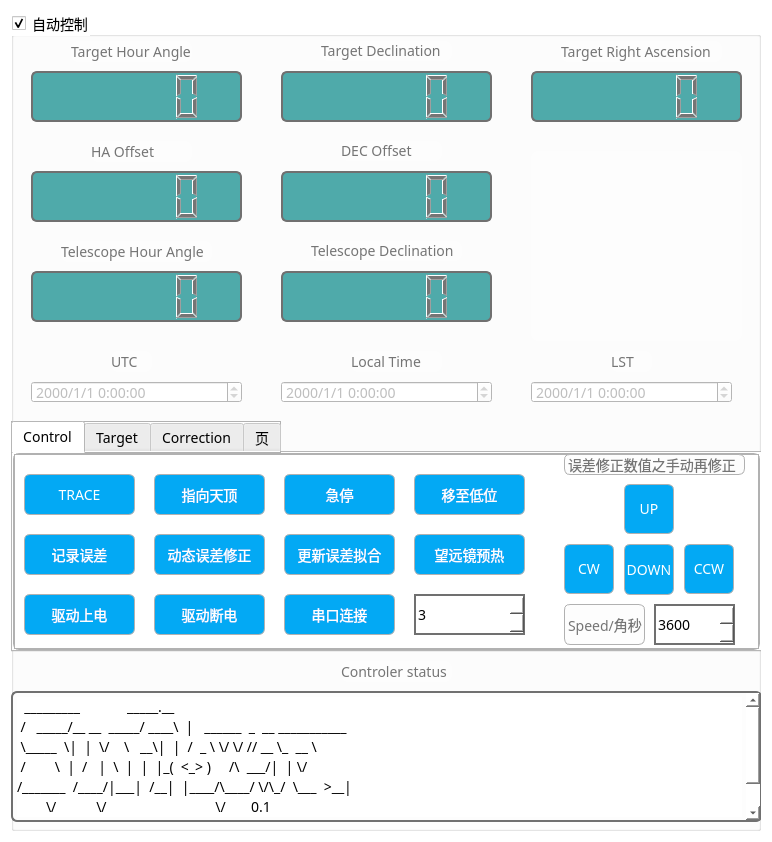
Qt form sunflower/internal/view/window_ui.ui (white3/SunflowerGUI) before a commit.
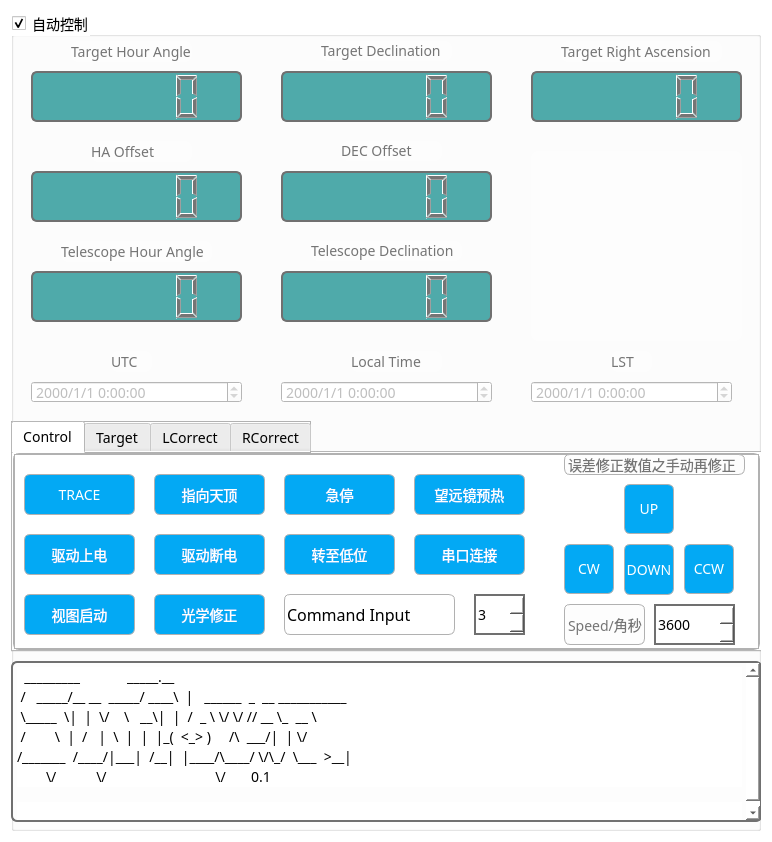
The same form after that commit. The open tabs and pages were chosen to show the change.

```diff
--- a/sunflower/internal/view/window_ui.ui
+++ b/sunflower/internal/view/window_ui.ui
@@ -147,19 +147,6 @@
        </rect>
       </property>
      </widget>
-     <widget class="QLabel" name="statusLabel">
-      <property name="geometry">
-       <rect>
-        <x>330</x>
-        <y>650</y>
-        <width>111</width>
-        <height>21</height>
-       </rect>
-      </property>
-      <property name="text">
-       <string>Controler status</string>
-      </property>
-     </widget>
      <widget class="QLCDNumber" name="raLcdNumber">
       <property name="geometry">
        <rect>
@@ -212,22 +199,6 @@
        <attribute name="title">
         <string>Control</string>
        </attribute>
-       <widget class="QPushButton" name="recordButton">
-        <property name="geometry">
-         <rect>
-          <x>10</x>
-          <y>80</y>
-          <width>111</width>
-          <height>41</height>
-         </rect>
-        </property>
-        <property name="text">
-         <string>记录误差</string>
-        </property>
-        <property name="shortcut">
-         <string>J</string>
-        </property>
-       </widget>
        <widget class="QPushButton" name="resetButton">
         <property name="geometry">
          <rect>
@@ -276,27 +247,11 @@
          <string>O</string>
         </property>
        </widget>
-       <widget class="QPushButton" name="correctButton">
-        <property name="geometry">
-         <rect>
-          <x>140</x>
-          <y>80</y>
-          <width>111</width>
-          <height>41</height>
-         </rect>
-        </property>
-        <property name="text">
-         <string>动态误差修正</string>
-        </property>
-        <property name="shortcut">
-         <string>K</string>
-        </property>
-       </widget>
        <widget class="QPushButton" name="powerButton">
         <property name="geometry">
          <rect>
           <x>10</x>
-          <y>140</y>
+          <y>80</y>
           <width>111</width>
           <height>41</height>
          </rect>
@@ -308,8 +263,8 @@
        <widget class="QPushButton" name="comButton">
         <property name="geometry">
          <rect>
-          <x>270</x>
-          <y>140</y>
+          <x>400</x>
+          <y>80</y>
           <width>111</width>
           <height>41</height>
          </rect>
@@ -321,9 +276,9 @@
        <widget class="QSpinBox" name="comNumberSpinBox">
         <property name="geometry">
          <rect>
-          <x>400</x>
+          <x>460</x>
           <y>140</y>
-          <width>111</width>
+          <width>51</width>
           <height>41</height>
          </rect>
         </property>
@@ -345,7 +300,7 @@
         <property name="geometry">
          <rect>
           <x>140</x>
-          <y>140</y>
+          <y>80</y>
           <width>111</width>
           <height>41</height>
          </rect>
@@ -472,27 +427,11 @@
          <string>S</string>
         </property>
        </widget>
-       <widget class="QPushButton" name="updateCorrectionButton">
-        <property name="geometry">
-         <rect>
-          <x>270</x>
-          <y>80</y>
-          <width>111</width>
-          <height>41</height>
-         </rect>
-        </property>
-        <property name="text">
-         <string>更新误差拟合</string>
-        </property>
-        <property name="shortcut">
-         <string>L</string>
-        </property>
-       </widget>
        <widget class="QPushButton" name="initButton">
         <property name="geometry">
          <rect>
           <x>400</x>
-          <y>80</y>
+          <y>20</y>
           <width>111</width>
           <height>41</height>
          </rect>
@@ -507,19 +446,58 @@
        <widget class="QPushButton" name="lowLocationButton">
         <property name="geometry">
          <rect>
-          <x>400</x>
-          <y>20</y>
+          <x>270</x>
+          <y>80</y>
           <width>111</width>
           <height>41</height>
          </rect>
         </property>
         <property name="text">
-         <string>移至低位</string>
+         <string>转至低位</string>
         </property>
         <property name="shortcut">
          <string>O</string>
         </property>
        </widget>
+       <widget class="QLineEdit" name="rpc_edit">
+        <property name="geometry">
+         <rect>
+          <x>270</x>
+          <y>140</y>
+          <width>171</width>
+          <height>41</height>
+         </rect>
+        </property>
+        <property name="text">
+         <string>Command Input</string>
+        </property>
+       </widget>
+       <widget class="QPushButton" name="viewButton">
+        <property name="geometry">
+         <rect>
+          <x>10</x>
+          <y>140</y>
+          <width>111</width>
+          <height>41</height>
+         </rect>
+        </property>
+        <property name="text">
+         <string>视图启动</string>
+        </property>
+       </widget>
+       <widget class="QPushButton" name="lightCorrectButton">
+        <property name="geometry">
+         <rect>
+          <x>140</x>
+          <y>140</y>
+          <width>111</width>
+          <height>41</height>
+         </rect>
+        </property>
+        <property name="text">
+         <string>光学修正</string>
+        </property>
+       </widget>
       </widget>
       <widget class="QWidget" name="starmapModuleTabWidget">
        <attribute name="title">
@@ -649,12 +627,12 @@
       </widget>
       <widget class="QWidget" name="tab">
        <attribute name="title">
-        <string>Correction</string>
+        <string>LCorrect</string>
        </attribute>
       </widget>
       <widget class="QWidget" name="tab_2">
        <attribute name="title">
-        <string>页</string>
+        <string>RCorrect</string>
        </attribute>
       </widget>
      </widget>
@@ -853,9 +831,9 @@
       <property name="geometry">
        <rect>
         <x>0</x>
-        <y>680</y>
+        <y>650</y>
         <width>751</width>
-        <height>131</height>
+        <height>161</height>
        </rect>
       </property>
       <property name="sizePolicy">
```
Left out of the diff: 6 changed lines with no effect on the pictures.
